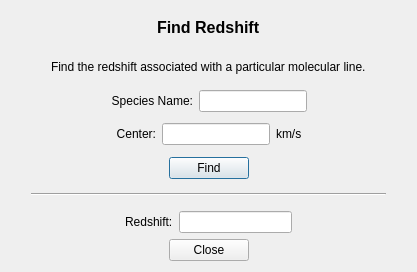
The window that code/display/QtPlotter/SearchRedshiftDialog.ui (radio-astro/casa) describes before a commit, drawn with Qt 5.
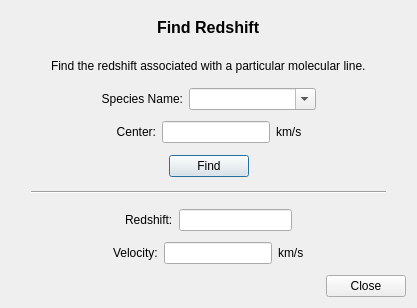
The same window after the commit.

```diff
--- a/code/display/QtPlotter/SearchRedshiftDialog.ui
+++ b/code/display/QtPlotter/SearchRedshiftDialog.ui
@@ -7,7 +7,7 @@
     <x>0</x>
     <y>0</y>
     <width>417</width>
-    <height>272</height>
+    <height>308</height>
    </rect>
   </property>
   <property name="windowTitle">
@@ -121,9 +121,24 @@
       </widget>
      </item>
      <item>
-      <widget class="QLineEdit" name="speciesLineEdit">
+      <widget class="QComboBox" name="speciesCombo">
+       <property name="sizePolicy">
+        <sizepolicy hsizetype="MinimumExpanding" vsizetype="Fixed">
+         <horstretch>0</horstretch>
+         <verstretch>0</verstretch>
+        </sizepolicy>
+       </property>
+       <property name="minimumSize">
+        <size>
+         <width>127</width>
+         <height>0</height>
+        </size>
+       </property>
        <property name="toolTip">
-        <string>Enter the species of a known molecular line.</string>
+        <string>Select or type in the species of a known molecular line.</string>
+       </property>
+       <property name="editable">
+        <bool>true</bool>
        </property>
       </widget>
      </item>
@@ -326,6 +341,53 @@
      </item>
     </layout>
    </item>
+   <item>
+    <layout class="QHBoxLayout" name="horizontalLayout_9">
+     <item>
+      <spacer name="horizontalSpacer_17">
+       <property name="orientation">
+        <enum>Qt::Horizontal</enum>
+       </property>
+       <property name="sizeHint" stdset="0">
+        <size>
+         <width>40</width>
+         <height>20</height>
+        </size>
+       </property>
+      </spacer>
+     </item>
+     <item>
+      <widget class="QLabel" name="velocityLabel">
+       <property name="text">
+        <string>&lt;font color='black'&gt;Velocity:&lt;/font&gt;</string>
+       </property>
+      </widget>
+     </item>
+     <item>
+      <widget class="QLineEdit" name="velocityLineEdit"/>
+     </item>
+     <item>
+      <widget class="QLabel" name="velocityUnitLabel">
+       <property name="text">
+        <string>&lt;font color='black'&gt;km/s&lt;/font&gt;</string>
+       </property>
+      </widget>
+     </item>
+     <item>
+      <spacer name="horizontalSpacer_18">
+       <property name="orientation">
+        <enum>Qt::Horizontal</enum>
+       </property>
+       <property name="sizeHint" stdset="0">
+        <size>
+         <width>40</width>
+         <height>20</height>
+        </size>
+       </property>
+      </spacer>
+     </item>
+    </layout>
+   </item>
    <item>
     <layout class="QHBoxLayout" name="horizontalLayout_2">
      <item>
@@ -351,19 +413,6 @@
        </property>
       </widget>
      </item>
-     <item>
-      <spacer name="horizontalSpacer_16">
-       <property name="orientation">
-        <enum>Qt::Horizontal</enum>
-       </property>
-       <property name="sizeHint" stdset="0">
-        <size>
-         <width>40</width>
-         <height>20</height>
-        </size>
-       </property>
-      </spacer>
-     </item>
     </layout>
    </item>
   </layout>
```
